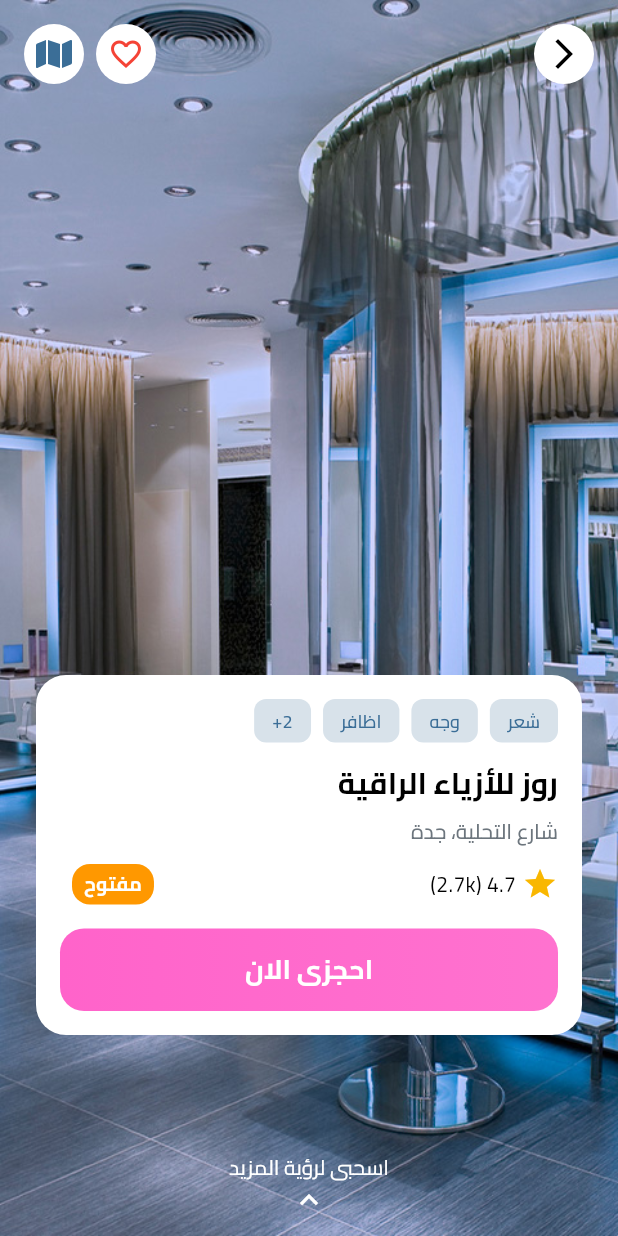
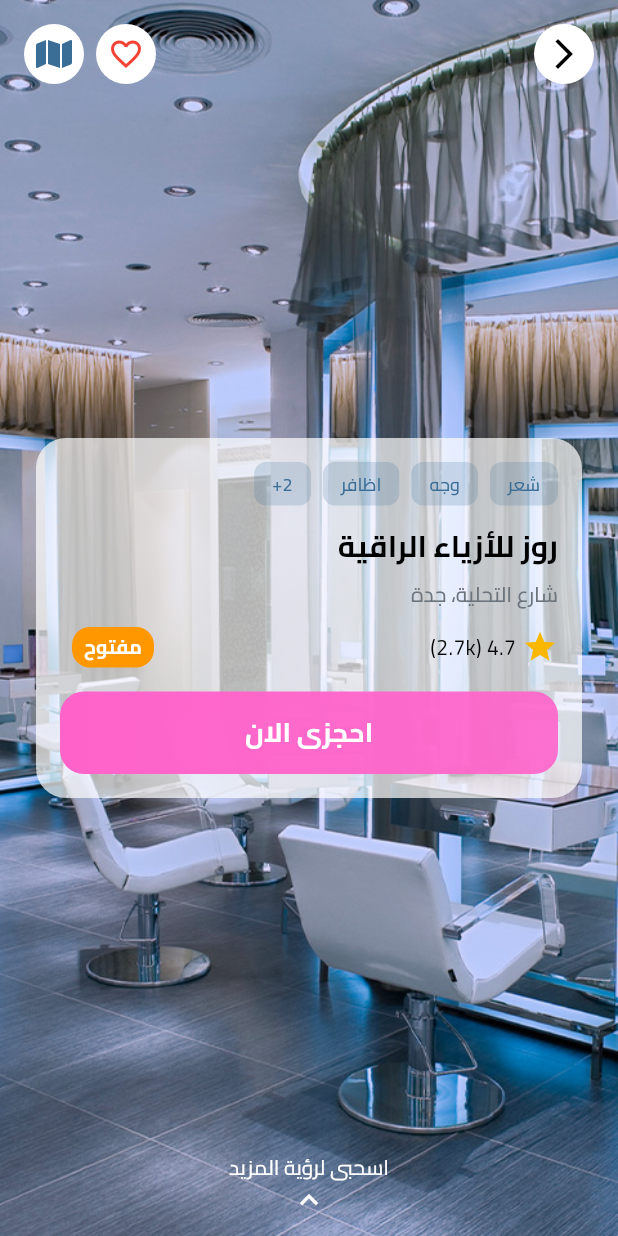
Before and after one commit to AbdulrhmanM0hamed/Beautilly, a Flutter app: the SalonQuickView screen opened directly, on a phone screen of 412 x 824 dp. Run offline on Flutter 3.47's test engine with Material 3 defaults, Android fonts, the phone set to English and light mode, and no system bars; our stand-ins replace cached_network_image, flutter_svg, google_maps_flutter, modal_progress_hud_nsn, pin_code_fields, shared_preferences; accounts and stored records are empty; network calls fail.

Commit message:
create scale fade animation

```diff
--- /dev/null
+++ b/lib/core/utils/animations/scale_fade_animation.dart
@@ -0,0 +1,75 @@
+import 'package:flutter/material.dart';
+
+class ScaleFadeAnimation extends StatefulWidget {
+  final Widget child;
+  final Duration duration;
+  final Duration delay;
+  final double scaleBegin;
+
+  const ScaleFadeAnimation({
+    super.key,
+    required this.child,
+    this.duration = const Duration(milliseconds: 600),
+    this.delay = const Duration(milliseconds: 200),
+    this.scaleBegin = 0.3,
+  });
+
+  @override
+  State<ScaleFadeAnimation> createState() => _ScaleFadeAnimationState();
+}
+
+class _ScaleFadeAnimationState extends State<ScaleFadeAnimation>
+    with SingleTickerProviderStateMixin {
+  late AnimationController _controller;
+  late Animation<double> _scaleAnimation;
+  late Animation<double> _fadeAnimation;
+
+  @override
+  void initState() {
+    super.initState();
+    _controller = AnimationController(
+      duration: widget.duration,
+      vsync: this,
+    );
+
+    _scaleAnimation = Tween<double>(begin: widget.scaleBegin, end: 1.0).animate(
+      CurvedAnimation(
+        parent: _controller,
+        curve: Curves.easeOutBack,
+      ),
+    );
+
+    _fadeAnimation = Tween<double>(begin: 0.0, end: 1.0).animate(
+      CurvedAnimation(
+        parent: _controller,
+        curve: const Interval(0.3, 1.0, curve: Curves.easeOut),
+      ),
+    );
+
+    Future.delayed(widget.delay, () {
+      _controller.forward();
+    });
+  }
+
+  @override
+  void dispose() {
+    _controller.dispose();
+    super.dispose();
+  }
+
+  @override
+  Widget build(BuildContext context) {
+    return AnimatedBuilder(
+      animation: _controller,
+      builder: (context, child) {
+        return Transform.scale(
+          scale: _scaleAnimation.value,
+          child: Opacity(
+            opacity: _fadeAnimation.value,
+            child: widget.child,
+          ),
+        );
+      },
+    );
+  }
+}
--- a/lib/features/salone_profile/presentation/view/widgets/cart_of_booking.dart
+++ b/lib/features/salone_profile/presentation/view/widgets/cart_of_booking.dart
@@ -3,21 +3,20 @@ import 'package:beautilly/core/utils/constant/font_manger.dart';
 import 'package:beautilly/core/utils/constant/styles_manger.dart';
 import 'package:beautilly/core/utils/theme/app_colors.dart';
 import 'package:flutter/material.dart';
+import 'package:beautilly/core/utils/animations/scale_fade_animation.dart';
 
 class CartOfBooking extends StatelessWidget {
   const CartOfBooking({super.key});
 
   @override
   Widget build(BuildContext context) {
-    return Transform.translate(
-      offset: const Offset(0, 450),
+    return ScaleFadeAnimation(
+      child: Center(
         child: Container(
-        margin: const EdgeInsets.symmetric(
-          horizontal: 24,
-        ),
+          margin: const EdgeInsets.symmetric(horizontal: 24),
           padding: const EdgeInsets.all(16),
           decoration: BoxDecoration(
-          color: Theme.of(context).scaffoldBackgroundColor,
+            color: Theme.of(context).scaffoldBackgroundColor.withOpacity(.7),
             borderRadius: BorderRadius.circular(20),
           ),
           child: Column(
@@ -39,7 +38,8 @@ class CartOfBooking extends StatelessWidget {
               // Salon Name
               Text('روز للأزياء الراقية',
                   style: getBoldStyle(
-                    fontFamily: FontConstant.cairo, fontSize: FontSize.size20)),
+                      fontFamily: FontConstant.cairo,
+                      fontSize: FontSize.size20)),
               const SizedBox(height: 8),
 
               // Address
@@ -88,6 +88,7 @@ class CartOfBooking extends StatelessWidget {
             ],
           ),
         ),
+      ),
     );
   }
 
```
Lines whose indentation alone changed are shown as unchanged.
